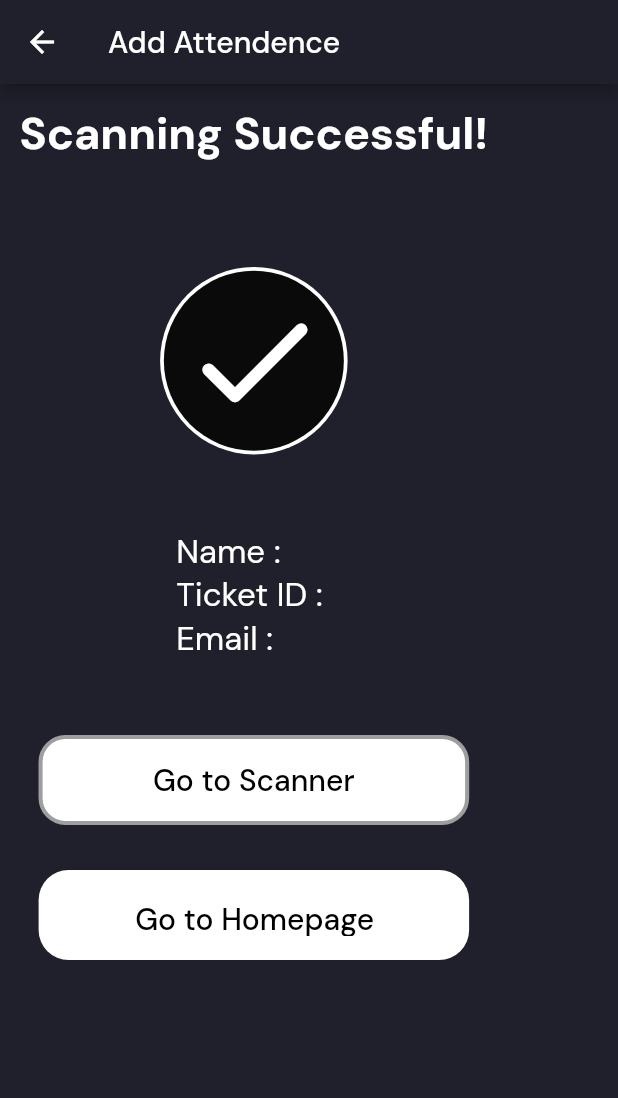
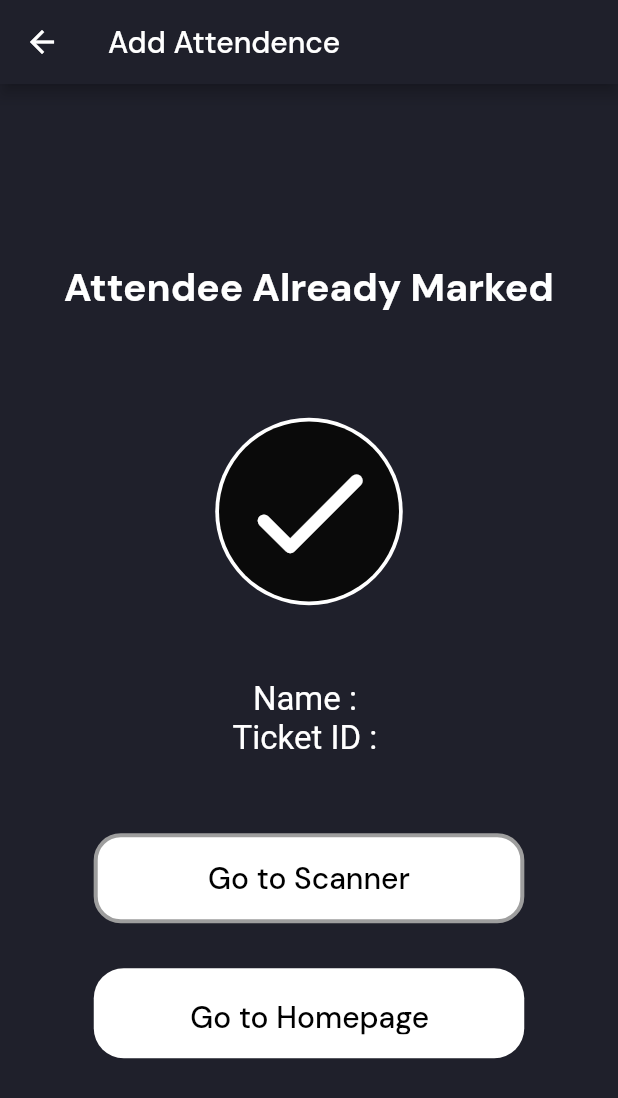
Before and after one commit to sreenath-kp/IEDC-Summit23-Admin, a Flutter app: the UserIDScreen screen opened directly with empty values, after a tap on "Approve", on a phone screen of 412 x 824 dp. Shown: the top 1098 px of the screen. Run offline on Flutter 3.47's test engine with Material 2 defaults, Android fonts, the light colour scheme and no system bars; our stand-ins replace cloud_firestore, firebase_core, flutter_riverpod, google_fonts; missing offline and left inert: mobile_scanner; accounts and stored records are empty.

Commit message:
home screen redo

```diff
--- a/lib/components/home_screen_texts.dart
+++ b/lib/components/home_screen_texts.dart
@@ -14,7 +14,6 @@ class HomeScreenText extends StatelessWidget {
       style: const TextStyle(
         color: Colors.white,
         fontSize: 30,
-        fontFamily: 'DM Sans',
         fontWeight: FontWeight.w400,
         height: 0,
       ),
--- a/lib/components/text_spanner.dart
+++ b/lib/components/text_spanner.dart
@@ -10,7 +10,6 @@ class TextSpanner extends StatelessWidget {
     const textStyle = TextStyle(
       color: Colors.white,
       fontSize: 22,
-      fontFamily: 'DM Sans',
       fontWeight: FontWeight.w400,
       height: 0,
     );
@@ -23,7 +22,6 @@ class TextSpanner extends StatelessWidget {
             style: const TextStyle(
               color: Colors.white,
               fontSize: 22,
-              fontFamily: 'DM Sans',
               fontWeight: FontWeight.w700,
               height: 0,
             ),
--- a/lib/screens/home_screen.dart
+++ b/lib/screens/home_screen.dart
@@ -4,8 +4,8 @@ import 'package:google_fonts/google_fonts.dart';
 import 'package:summit_admin_app/components/home_button.dart';
 import 'package:summit_admin_app/components/home_screen_texts.dart';
 import 'package:summit_admin_app/controller/attendee_controller.dart';
-// import 'package:summit_admin_app/providers/firebase_providers.dart';
-// import 'package:summit_admin_app/respository/townscript_repo.dart';
+import 'package:summit_admin_app/providers/firebase_providers.dart';
+import 'package:summit_admin_app/respository/townscript_repo.dart';
 
 class HomeScreen extends ConsumerStatefulWidget {
   const HomeScreen({super.key});
@@ -39,54 +39,28 @@ class _HomeScreenState extends ConsumerState<HomeScreen> {
         elevation: 0,
       ),
       body: Padding(
-        padding: const EdgeInsets.symmetric(horizontal: 30.0, vertical: 50.0),
+        padding: const EdgeInsets.symmetric(horizontal: 30.0, vertical: 20.0),
         child: Column(
           children: [
-            Row(
-              children: [
-                const Padding(
-                  padding: EdgeInsets.only(left: 30.0),
-                  child: HomeScreenText(text: 'Live count :'),
-                ),
-                const SizedBox(width: 20),
-                HomeScreenText(
-                  text: count,
-                )
-              ],
+            Container(
+              margin: const EdgeInsets.all(40),
+              child: Column(
+                children: [
+                  HomeScreenText(text: 'Live Count: $count'),
+                  const SizedBox(
+                    height: 40,
+                  ),
+                  const HomeScreenText(text: 'Veg: 0'),
+                  const SizedBox(
+                    height: 40,
+                  ),
+                  const HomeScreenText(text: 'Non-Veg: 0'),
+                ],
+              ),
             ),
-            const SizedBox(height: 40),
-            const Row(
-              mainAxisAlignment: MainAxisAlignment.spaceEvenly,
-              children: [
-                Column(
-                  crossAxisAlignment: CrossAxisAlignment.end,
-                  mainAxisAlignment: MainAxisAlignment.center,
-                  children: [
-                    HomeScreenText(text: 'Veg :'),
-                    SizedBox(height: 6),
-                    HomeScreenText(text: '97'),
-                    SizedBox(height: 30),
-                    HomeScreenText(text: 'Kit :'),
-                    SizedBox(height: 6),
-                    HomeScreenText(text: '98'),
-                  ],
-                ),
-                Column(
-                  crossAxisAlignment: CrossAxisAlignment.end,
-                  mainAxisAlignment: MainAxisAlignment.center,
-                  children: [
-                    HomeScreenText(text: 'Non Veg :'),
-                    SizedBox(height: 6),
-                    HomeScreenText(text: '99'),
-                    SizedBox(height: 30),
-                    HomeScreenText(text: 'No Kit :'),
-                    SizedBox(height: 6),
-                    HomeScreenText(text: '6000'),
-                  ],
-                ),
-              ],
+            const SizedBox(
+              height: 60,
             ),
-            const SizedBox(height: 80),
             HomeButton(
               title: "Event Registration",
               func: () {
@@ -101,15 +75,15 @@ class _HomeScreenState extends ConsumerState<HomeScreen> {
               func: () {},
             ),
             // const SizedBox(
-            //   height: 50,
+            //   height: 30,
             // ),
-            HomeButton(
-              title: "Upload firebase",
-              func: () {
-                TownscriptRepository(firestore: ref.watch(firestoreProvider))
-                    .gettingData();
-              },
-            ),
+            // HomeButton(
+            //   title: "Upload firebase",
+            //   func: () {
+            //     TownscriptRepository(firestore: ref.watch(firestoreProvider))
+            //         .gettingData();
+            //   },
+            // ),
           ],
         ),
       ),
--- a/lib/screens/scanner_screen.dart
+++ b/lib/screens/scanner_screen.dart
@@ -59,7 +59,7 @@ class _ScannerScreenState extends State<ScannerScreen> {
                 child: MobileScanner(
                   fit: BoxFit.fill,
                   controller: MobileScannerController(
-                    detectionSpeed: DetectionSpeed.normal,
+                    detectionSpeed: DetectionSpeed.noDuplicates,
                     facing: CameraFacing.back,
                     torchEnabled: false,
                   ),
@@ -85,7 +85,6 @@ class _ScannerScreenState extends State<ScannerScreen> {
               style: TextStyle(
                 color: Colors.white,
                 fontSize: 30,
-                fontFamily: 'DM Sans',
                 fontWeight: FontWeight.w700,
                 height: 0,
               ),
--- a/lib/screens/user_id_screen.dart
+++ b/lib/screens/user_id_screen.dart
@@ -47,18 +47,18 @@ class _UserIDScreenState extends ConsumerState<UserIDScreen> {
                 },
               ),
             ),
-            body: Padding(
-              padding: const EdgeInsets.all(13),
+            body: Center(
               child: Column(
-                mainAxisAlignment: MainAxisAlignment.start,
+                mainAxisAlignment: MainAxisAlignment.center,
                 crossAxisAlignment: CrossAxisAlignment.center,
                 children: [
-                  const Text(
-                    'Scanning Successful!',
-                    style: TextStyle(
+                  Text(
+                    attendee.isPresent
+                        ? "Attendee Already Marked"
+                        : 'Scanning Successful!',
+                    style: const TextStyle(
                       color: Colors.white,
-                      fontSize: 30,
-                      fontFamily: 'DM Sans',
+                      fontSize: 26,
                       fontWeight: FontWeight.w700,
                       height: 0,
                     ),
@@ -87,10 +87,6 @@ class _UserIDScreenState extends ConsumerState<UserIDScreen> {
                   const SizedBox(
                     height: 50,
                   ),
-                  Column(
-                    mainAxisAlignment: MainAxisAlignment.center,
-                    crossAxisAlignment: CrossAxisAlignment.start,
-                    children: [
                   TextSpanner(
                     title: "Name : ",
                     subtitile: attendee.name,
@@ -98,12 +94,6 @@ class _UserIDScreenState extends ConsumerState<UserIDScreen> {
                   TextSpanner(
                     title: "Ticket ID : ",
                     subtitile: attendee.iedcRegistrationNumber,
-                      ),
-                      TextSpanner(
-                        title: "Email : ",
-                        subtitile: attendee.email,
-                      ),
-                    ],
                   ),
                   const SizedBox(
                     height: 50,
@@ -151,7 +141,6 @@ class _UserIDScreenState extends ConsumerState<UserIDScreen> {
                           style: TextStyle(
                             color: _isApproved ? Colors.black : Colors.white,
                             fontSize: 20,
-                            fontFamily: 'DM Sans',
                             fontWeight: FontWeight.w500,
                             height: 0,
                           ),
@@ -190,7 +179,6 @@ class _UserIDScreenState extends ConsumerState<UserIDScreen> {
                           style: TextStyle(
                             color: Colors.black,
                             fontSize: 20,
-                            fontFamily: 'DM Sans',
                             fontWeight: FontWeight.w500,
                             height: 0,
                           ),
```
Lines whose indentation alone changed are shown as unchanged.
